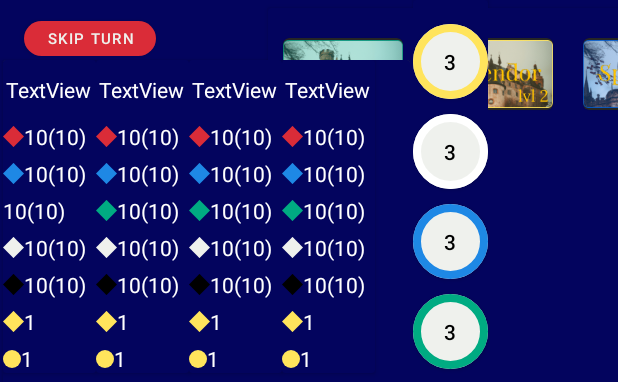
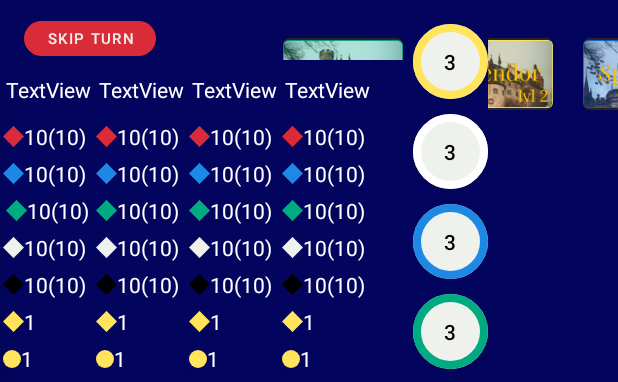
Before and after one commit to Splendor-Mobile-Game/ClientSide, an Android app: the layout activity_game_activity.xml on its own in the app's theme, with its tools: preview values and no code run, on a phone screen of 412 x 824 dp. Shown: the top 382 px of the screen. Run offline under Robolectric (Android 15) with nearby library versions, the phone set to English and light mode, and no system bars.

Commit message:
corected mistake

```diff
--- a/app/src/main/res/layout/activity_game_activity.xml
+++ b/app/src/main/res/layout/activity_game_activity.xml
@@ -168,7 +168,14 @@
                         android:text="10(10)"
                         app:layout_constraintStart_toEndOf="@+id/blackPointsImageView3"
                         app:layout_constraintTop_toBottomOf="@+id/Player1WhitePointsTV" />
-
+                    <ImageView
+                        android:id="@+id/greenPointsImageView3"
+                        android:layout_width="wrap_content"
+                        android:layout_height="wrap_content"
+                        app:layout_constraintBottom_toBottomOf="@+id/Player1GreenPointsTV"
+                        app:layout_constraintStart_toStartOf="@+id/Player1NameTV"
+                        app:layout_constraintTop_toTopOf="@+id/Player1GreenPointsTV"
+                        app:srcCompat="@drawable/diamond_shape_green" />
                     <ImageView
                         android:id="@+id/whitePointsImageView3"
                         android:layout_width="wrap_content"
@@ -206,7 +213,7 @@
                         android:layout_height="wrap_content"
                         android:layout_marginTop="5dp"
                         android:text="10(10)"
-                        app:layout_constraintStart_toEndOf="@+id/greenPointsImageView1"
+                        app:layout_constraintStart_toEndOf="@+id/greenPointsImageView3"
                         app:layout_constraintTop_toBottomOf="@+id/Player1BluePointsTV"
                         tools:ignore="NotSibling" />
 
```
